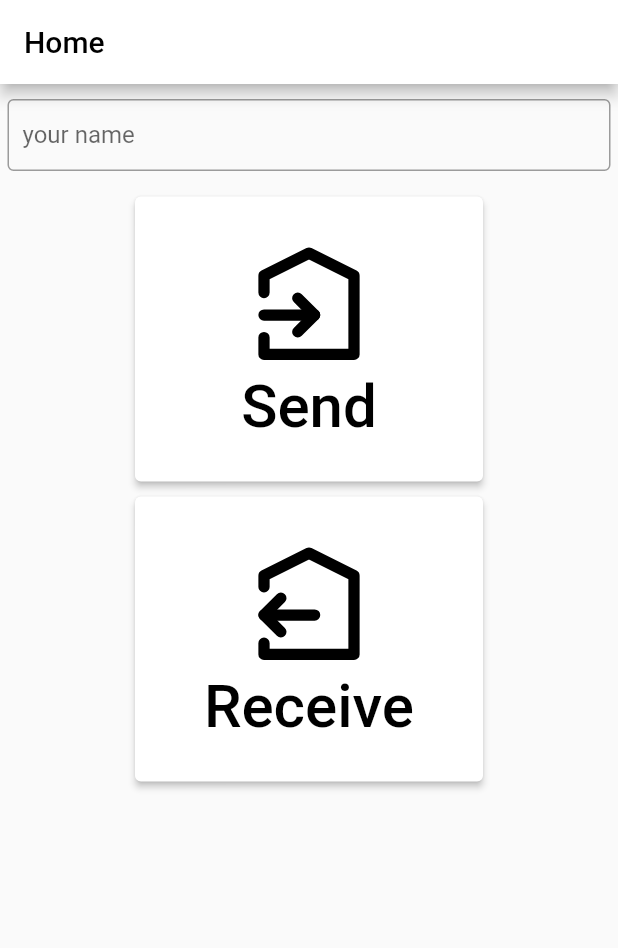
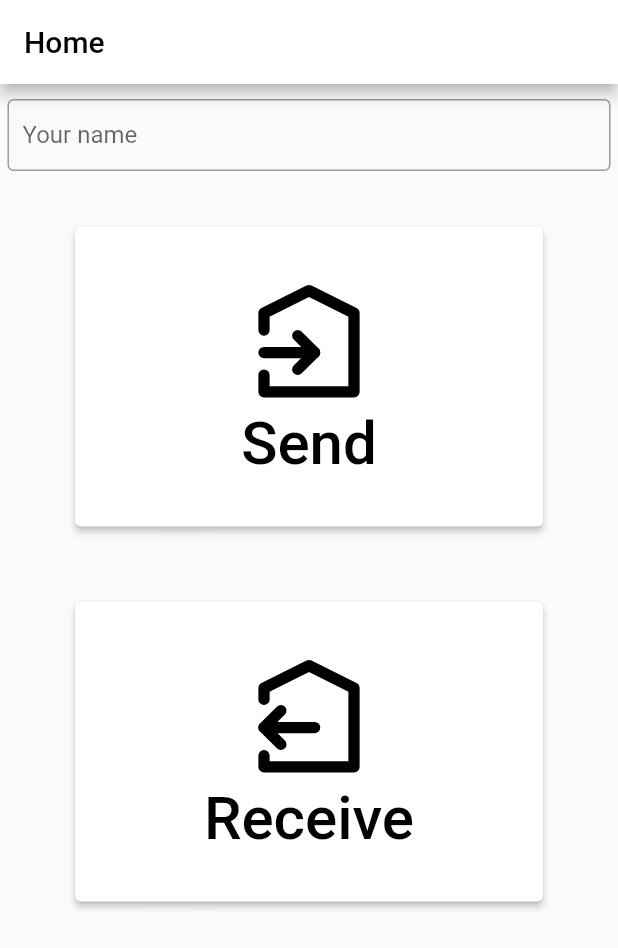
Before and after one commit to RikitoNoto/silkroad, a Flutter app: the screen it shows after launch, on a phone screen of 412 x 824 dp. Shown: the top 948 px of the screen. Run offline on Flutter 3.47's test engine with Material 2 defaults, Android fonts, the phone set to English and light mode, and no system bars; our stand-ins replace file_picker, flutter_slidable, flutter_svg; missing offline and left inert: animate_icons.

Commit message:
create text field

```diff
--- a/lib/home/views/home_view.dart
+++ b/lib/home/views/home_view.dart
@@ -1,10 +1,9 @@
 import 'package:flutter/material.dart';
 import 'package:flutter_svg/flutter_svg.dart';
+import 'package:silkroad/utils/views/theme_input_field.dart';
 
 class HomePage extends StatefulWidget {
   const HomePage({super.key});
-
-
   @override
   State<HomePage> createState() => _HomePageState();
 }
@@ -14,34 +13,29 @@ class _HomePageState extends State<HomePage> {
   @override
   Widget build(BuildContext context) {
 
-    return Scaffold(
+    return GestureDetector(
+      onTap: () => FocusManager.instance.primaryFocus?.unfocus(),
+      child: Scaffold(
         appBar: AppBar(
           title: const Text('Home'),
         ),
         body: SingleChildScrollView(
           child: Column(
             children: <Widget>[
-            Padding(
-              padding: const EdgeInsets.symmetric(vertical: 10, horizontal: 5),
+              const Padding(
+                padding: EdgeInsets.symmetric(vertical: 10, horizontal: 5),
                 child: SizedBox(
                   height: 50,
-                child: TextField(
-                  decoration: const InputDecoration(
-                    labelText: 'your name',
+                  child: ThemeInputField(
+                    labelText: 'Your name',
                     contentPadding: EdgeInsets.symmetric(horizontal: 10),
-                    border: OutlineInputBorder(),
-                    focusColor: Colors.lightBlue,
-
-                  ),
-                  maxLines: 1,
                   ),
                 ),
               ),
-
-
               _buildActionSelectButton(label: 'Send', svgPath: 'assets/icons/transfer-in.svg',),
               _buildActionSelectButton(label: 'Receive', svgPath: 'assets/icons/transfer-out.svg',),
             ]
+          ),
         ),
       ),
     );
@@ -49,13 +43,14 @@ class _HomePageState extends State<HomePage> {
 
   Widget _buildActionSelectButton({required String label, required String svgPath}){
     return SizedBox(
-      height: 200,
       child: Padding(
-        padding: const EdgeInsets.symmetric(vertical: 5, horizontal: 5),
+        padding: const EdgeInsets.symmetric(vertical: 25, horizontal: 50),
         child: ElevatedButton(
           onPressed:() {},
           child: SizedBox(
-            width: 200,
+            height: 200,
+            // width: 200,
+            width: double.infinity,
             child: Column(
               mainAxisAlignment: MainAxisAlignment.center,
               children: <Widget>[
@@ -65,7 +60,7 @@ class _HomePageState extends State<HomePage> {
                 ),
                 Text(
                   label,
-                  style: TextStyle(
+                  style: const TextStyle(
                     fontSize: 40,
                   ),
                 ),
--- a/lib/main.dart
+++ b/lib/main.dart
@@ -9,16 +9,26 @@ class MyApp extends StatelessWidget {
   final MaterialColor materialWhite = const MaterialColor(
     0xFFFFFFFF,
     <int, Color>{
-      50  : Color(0x1AFFFFFF),
-      100 : Color(0x1FFFFFFF),
-      200 : Color(0x3DFFFFFF),
-      300 : Color(0x4DFFFFFF),
-      400 : Color(0x62FFFFFF),
-      500 : Color(0x8AFFFFFF),
-      600 : Color(0x99FFFFFF),
-      700 : Color(0xB3FFFFFF),
-      800 : Color(0xFFFFFFFF),
-      900 : Color(0xFFFFFFFF),
+      // 50  : Color(0x1AFFFFFF),
+      // 100 : Color(0x1FFFFFFF),
+      // 200 : Color(0x3DFFFFFF),
+      // 300 : Color(0x4DFFFFFF),
+      // 400 : Color(0x62FFFFFF),
+      // 500 : Color(0x8AFFFFFF),
+      // 600 : Color(0x99FFFFFF),
+      // 700 : Color(0xB3FFFFFF),
+      // 800 : Color(0xFFFFFFFF),
+      // 900 : Color(0xFFFFFFFF),
+      50  : Color(0xFFFFFFFF),
+      100 : Color(0xFFFFFFFF),
+      200 : Color(0xB3FFFFFF),
+      300 : Color(0x99FFFFFF),
+      400 : Color(0x8AFFFFFF),
+      500 : Color(0x62FFFFFF),
+      600 : Color(0x4DFFFFFF),
+      700 : Color(0x3DFFFFFF),
+      800 : Color(0x1FFFFFFF),
+      900 : Color(0x1FFFFFFF),
     },
   );
   const MyApp({super.key});
@@ -31,6 +41,7 @@ class MyApp extends StatelessWidget {
       theme: ThemeData(
         primarySwatch: materialWhite,
       ),
+      darkTheme: ThemeData.dark(),
       home: const HomePage(),
     );
   }
--- /dev/null
+++ b/lib/utils/views/theme_input_field.dart
@@ -0,0 +1,57 @@
+import 'package:flutter/material.dart';
+
+class ThemeInputField extends StatefulWidget {
+  const ThemeInputField({
+    super.key,
+    this.labelText,
+    this.contentPadding,
+  });
+
+  final String? labelText;
+  final EdgeInsetsGeometry? contentPadding;
+
+  @override
+  State<ThemeInputField> createState() => _ThemeInputFieldState();
+}
+
+class _ThemeInputFieldState extends State<ThemeInputField> {
+
+  bool _isFocus = false;
+
+  @override
+  Widget build(BuildContext context){
+    return Focus(
+      onFocusChange: (isFocus) {
+        setState(() {
+          _isFocus = isFocus;
+        });
+      },
+      child: TextField(
+        cursorColor: _getFocusColor(context),
+        decoration: InputDecoration(
+          labelText: widget.labelText,
+          labelStyle: TextStyle(
+            color: _isFocus ? _getFocusColor(context) : _getThemeBorderColor(context),
+          ),
+          contentPadding: widget.contentPadding,
+          border: const OutlineInputBorder(),
+          focusedBorder: OutlineInputBorder(
+            borderSide: BorderSide(
+              color: _getFocusColor(context)!,
+            )
+          ),
+        ),
+        maxLines: 1,
+      ),
+    );
+  }
+
+  Color? _getThemeBorderColor(BuildContext context){
+    return Theme.of(context).primaryTextTheme.labelSmall?.decorationColor;
+  }
+
+  Color? _getFocusColor(BuildContext context){
+    return Colors.blue;
+  }
+
+}
```
Lines whose indentation alone changed are shown as unchanged.
